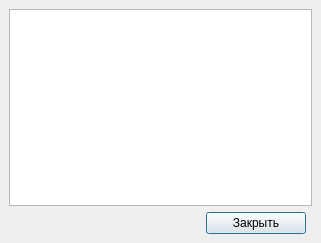
First picture: the form in source/aboutwin.ui, repository arcan1s/git-etc, before the edit.
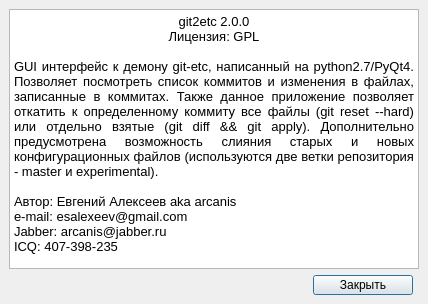
Second picture: the form after the edit.

Commit message: Edited GUI interface * edited AboutWindow * all window-script move into one file + added argparse module

Diff of the .ui file:
```diff
--- a/source/aboutwin.ui
+++ b/source/aboutwin.ui
@@ -6,8 +6,8 @@
    <rect>
     <x>0</x>
     <y>0</y>
-    <width>321</width>
-    <height>243</height>
+    <width>418</width>
+    <height>298</height>
    </rect>
   </property>
   <property name="sizePolicy">
@@ -63,7 +63,29 @@
      </spacer>
     </item>
     <item row="0" column="0" colspan="3">
-     <widget class="QTextBrowser" name="text_about"/>
+     <widget class="QTextBrowser" name="text_about">
+      <property name="minimumSize">
+       <size>
+        <width>410</width>
+        <height>260</height>
+       </size>
+      </property>
+      <property name="html">
+       <string>&lt;!DOCTYPE HTML PUBLIC &quot;-//W3C//DTD HTML 4.0//EN&quot; &quot;http://www.w3.org/TR/REC-html40/strict.dtd&quot;&gt;
+&lt;html&gt;&lt;head&gt;&lt;meta name=&quot;qrichtext&quot; content=&quot;1&quot; /&gt;&lt;style type=&quot;text/css&quot;&gt;
+p, li { white-space: pre-wrap; }
+&lt;/style&gt;&lt;/head&gt;&lt;body style=&quot; font-family:'Droid Sans'; font-size:10pt; font-weight:400; font-style:normal;&quot;&gt;
+&lt;p align=&quot;center&quot; style=&quot; margin-top:0px; margin-bottom:0px; margin-left:0px; margin-right:0px; -qt-block-indent:0; text-indent:0px;&quot;&gt;git2etc 2.0.0&lt;/p&gt;
+&lt;p align=&quot;center&quot; style=&quot; margin-top:0px; margin-bottom:0px; margin-left:0px; margin-right:0px; -qt-block-indent:0; text-indent:0px;&quot;&gt;Лицензия: GPL&lt;/p&gt;
+&lt;p align=&quot;justify&quot; style=&quot;-qt-paragraph-type:empty; margin-top:0px; margin-bottom:0px; margin-left:0px; margin-right:0px; -qt-block-indent:0; text-indent:0px;&quot;&gt;&lt;br /&gt;&lt;/p&gt;
+&lt;p align=&quot;justify&quot; style=&quot; margin-top:0px; margin-bottom:0px; margin-left:0px; margin-right:0px; -qt-block-indent:0; text-indent:0px;&quot;&gt;GUI интерфейс к демону git-etc, написанный на python2.7/PyQt4. Позволяет посмотреть список коммитов и изменения в файлах, записанные в коммитах. Также данное приложение позволяет откатить к определенному коммиту все файлы (git reset --hard) или отдельно взятые (git diff &amp;amp;&amp;amp; git apply). Дополнительно предусмотрена возможность слияния старых и новых конфигурационных файлов (используются две ветки репозитория - master и experimental).&lt;/p&gt;
+&lt;p align=&quot;justify&quot; style=&quot;-qt-paragraph-type:empty; margin-top:0px; margin-bottom:0px; margin-left:0px; margin-right:0px; -qt-block-indent:0; text-indent:0px;&quot;&gt;&lt;br /&gt;&lt;/p&gt;
+&lt;p align=&quot;justify&quot; style=&quot; margin-top:0px; margin-bottom:0px; margin-left:0px; margin-right:0px; -qt-block-indent:0; text-indent:0px;&quot;&gt;Автор: Евгений Алексеев aka arcanis&lt;/p&gt;
+&lt;p align=&quot;justify&quot; style=&quot; margin-top:0px; margin-bottom:0px; margin-left:0px; margin-right:0px; -qt-block-indent:0; text-indent:0px;&quot;&gt;e-mail: esalexeev@gmail.com&lt;/p&gt;
+&lt;p align=&quot;justify&quot; style=&quot; margin-top:0px; margin-bottom:0px; margin-left:0px; margin-right:0px; -qt-block-indent:0; text-indent:0px;&quot;&gt;Jabber: arcanis@jabber.ru&lt;/p&gt;
+&lt;p align=&quot;justify&quot; style=&quot; margin-top:0px; margin-bottom:0px; margin-left:0px; margin-right:0px; -qt-block-indent:0; text-indent:0px;&quot;&gt;ICQ: 407-398-235&lt;/p&gt;&lt;/body&gt;&lt;/html&gt;</string>
+      </property>
+     </widget>
     </item>
    </layout>
   </widget>
```
The commit also changes 7 other files.
